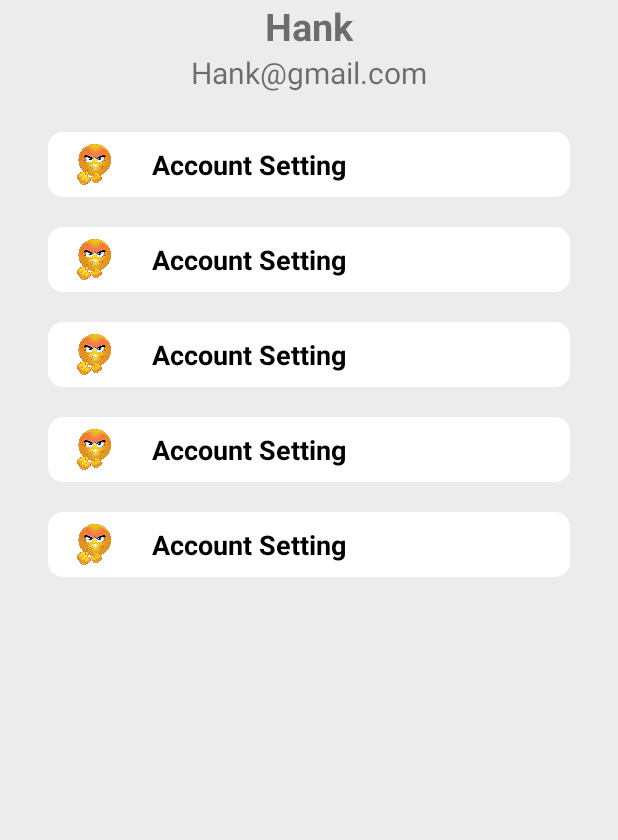
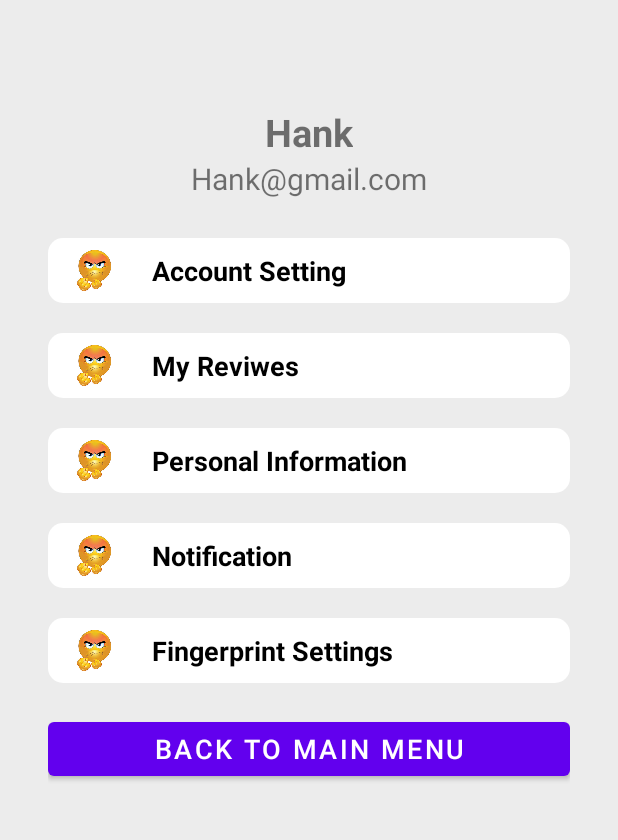
Before and after one commit to Dineshhank/MEDIC, an Android app: the profilepage screen opened directly, with no data from a screen before it, on a phone screen of 412 x 824 dp, the part 272-1112 px from its top. Run offline under Robolectric (Android 15) with nearby library versions, the phone set to English and light mode, and no system bars.

Commit message:
profile page finished

```diff
--- a/app/build.gradle
+++ b/app/build.gradle
@@ -33,7 +33,7 @@ dependencies {
     implementation 'com.google.android.material:material:1.6.1'
     implementation 'androidx.constraintlayout:constraintlayout:2.1.4'
     implementation 'com.google.android.gms:play-services-base:17.6.0'
-    implementation 'com.razorpay:checkout:1.6.24'
+    api 'com.razorpay:checkout:1.6.24'
     testImplementation 'junit:junit:4.13.2'
     androidTestImplementation 'androidx.test.ext:junit:1.1.3'
     androidTestImplementation 'androidx.test.espresso:espresso-core:3.4.0'
--- a/app/src/main/java/com/example/medic/LoginActivity.java
+++ b/app/src/main/java/com/example/medic/LoginActivity.java
@@ -1,6 +1,4 @@
 package com.example.medic;
-
-import androidx.appcompat.app.AppCompatActivity;
 
 import android.content.Intent;
 import android.os.Bundle;
@@ -9,6 +7,8 @@ import android.widget.Button;
 import android.widget.EditText;
 import android.widget.TextView;
 import android.widget.Toast;
+
+import androidx.appcompat.app.AppCompatActivity;
 
 public class LoginActivity extends AppCompatActivity {
 
--- a/app/src/main/java/com/example/medic/profilepage.java
+++ b/app/src/main/java/com/example/medic/profilepage.java
@@ -1,14 +1,29 @@
 package com.example.medic;
+
+import android.content.Intent;
+import android.os.Bundle;
+import android.view.View;
+import android.widget.Button;
 
 import androidx.appcompat.app.AppCompatActivity;
 
-import android.os.Bundle;
+public class profilepage extends AppCompatActivity {
 
-public class profilepage extends AppCompatActivity {
+    Button mainmenubtn;
 
     @Override
     protected void onCreate(Bundle savedInstanceState) {
         super.onCreate(savedInstanceState);
         setContentView(R.layout.activity_profilepage);
+        this.mainmenubtn = (Button) findViewById(R.id.button6);
+
+        mainmenubtn.setOnClickListener(new View.OnClickListener() {
+            @Override
+            public void onClick(View view) {
+                Intent intent = new Intent(profilepage.this, MainActivity.class);
+                startActivity(intent);
+                finish();
+            }
+        });
     }
 }
--- a/app/src/main/res/layout/activity_profilepage.xml
+++ b/app/src/main/res/layout/activity_profilepage.xml
@@ -34,13 +34,17 @@
 
                 <ImageView
                     android:id="@+id/imageView13"
-                    android:layout_width="wrap_content"
-                    android:layout_height="wrap_content"
+                    android:layout_width="137dp"
+                    android:layout_height="141dp"
+                    android:layout_marginStart="8dp"
+                    android:layout_marginTop="8dp"
+                    android:layout_marginEnd="8dp"
+                    android:layout_marginBottom="8dp"
                     app:layout_constraintBottom_toBottomOf="@+id/imageView10"
                     app:layout_constraintEnd_toEndOf="@+id/imageView10"
                     app:layout_constraintStart_toStartOf="parent"
                     app:layout_constraintTop_toBottomOf="@+id/imageView10"
-                    tools:srcCompat="@tools:sample/avatars" />
+                    tools:srcCompat="@drawable/img1" />
 
                 <TextView
                     android:id="@+id/textView6"
@@ -121,7 +125,7 @@
                             android:layout_width="wrap_content"
                             android:layout_height="wrap_content"
                             android:layout_marginStart="24dp"
-                            android:text="Account Setting"
+                            android:text="My Reviwes"
                             android:textColor="#000000"
                             android:textSize="18sp"
                             android:textStyle="bold"
@@ -157,7 +161,7 @@
                             android:layout_width="wrap_content"
                             android:layout_height="wrap_content"
                             android:layout_marginStart="24dp"
-                            android:text="Account Setting"
+                            android:text="Personal Information"
                             android:textColor="#000000"
                             android:textSize="18sp"
                             android:textStyle="bold"
@@ -193,7 +197,7 @@
                             android:layout_width="wrap_content"
                             android:layout_height="wrap_content"
                             android:layout_marginStart="24dp"
-                            android:text="Account Setting"
+                            android:text="Notification"
                             android:textColor="#000000"
                             android:textSize="18sp"
                             android:textStyle="bold"
@@ -229,7 +233,7 @@
                             android:layout_width="wrap_content"
                             android:layout_height="wrap_content"
                             android:layout_marginStart="24dp"
-                            android:text="Account Setting"
+                            android:text="Fingerprint Settings"
                             android:textColor="#000000"
                             android:textSize="18sp"
                             android:textStyle="bold"
@@ -253,6 +257,16 @@
                             tools:ignore="DuplicateIds" />
                     </androidx.constraintlayout.widget.ConstraintLayout>
 
+                    <Button
+                        android:id="@+id/button6"
+                        android:layout_width="match_parent"
+                        android:layout_height="wrap_content"
+                        android:layout_marginTop="10dp"
+                        android:layout_marginBottom="10dp"
+                        android:textColor="#ffffff"
+                        android:textSize="18sp"
+                        android:text="Back to Main Menu" />
+
                 </LinearLayout>
             </androidx.constraintlayout.widget.ConstraintLayout>
         </LinearLayout>
--- a/build.gradle
+++ b/build.gradle
@@ -1,7 +1,7 @@
 // Top-level build file where you can add configuration options common to all sub-projects/modules.
 plugins {
-    id 'com.android.application' version '7.2.1' apply false
-    id 'com.android.library' version '7.2.1' apply false
+    id 'com.android.application' version '7.2.2' apply false
+    id 'com.android.library' version '7.2.2' apply false
 }
 
 task clean(type: Delete) {
```
Also changed, not shown: app/src/main/java/com/example/medic/MainActivity.java (+17 -6 lines), app/src/main/res/layout/activity_main.xml (+16 -5 lines).
